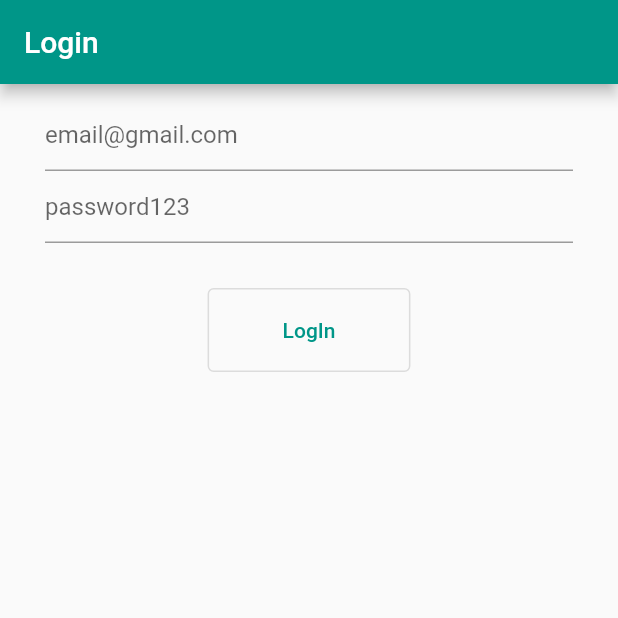
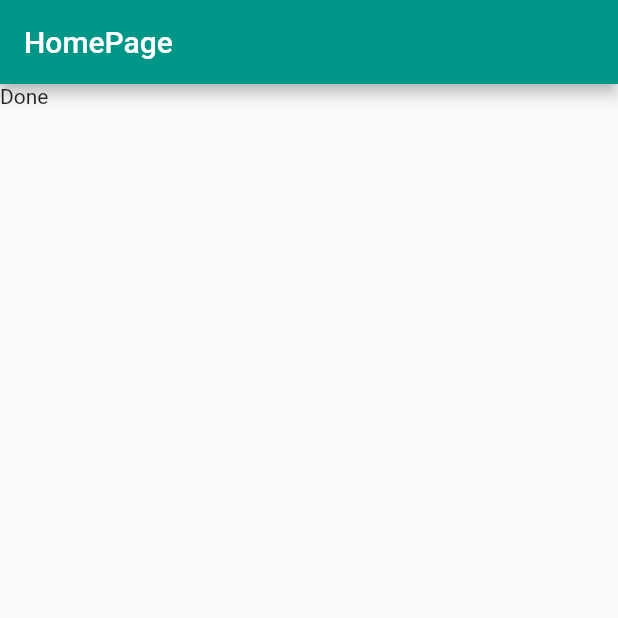
Before and after one commit to mobasaradev/todo_app, a Flutter app: the screen it shows after launch, on a phone screen of 412 x 824 dp, the top half of it. Run offline on Flutter 3.47's test engine with Material 2 defaults, Android fonts, the phone set to English and light mode, and no system bars; our stand-ins replace cloud_firestore, firebase_auth, firebase_core; accounts and stored records are empty.

Commit message:
create homepage

```diff
--- a/lib/main.dart
+++ b/lib/main.dart
@@ -1,7 +1,7 @@
 import 'package:firebase_core/firebase_core.dart';
 import 'package:flutter/material.dart';
 import 'package:todo_app/firebase_options.dart';
-import 'package:todo_app/pages/login.dart';
+import 'package:todo_app/pages/homepage.dart';
 
 void main() async {
   WidgetsFlutterBinding.ensureInitialized();
@@ -22,7 +22,7 @@ class MyApp extends StatelessWidget {
       theme: ThemeData(
         primarySwatch: Colors.teal,
       ),
-      home: const LogIn(),
+      home: const HomePage(),
     );
   }
 }
--- /dev/null
+++ b/lib/pages/homepage.dart
@@ -0,0 +1,29 @@
+import 'package:firebase_core/firebase_core.dart';
+import 'package:flutter/material.dart';
+import 'package:todo_app/firebase_options.dart';
+
+class HomePage extends StatelessWidget {
+  const HomePage({super.key});
+
+  @override
+  Widget build(BuildContext context) {
+    return Scaffold(
+      appBar: AppBar(
+        title: const Text("HomePage"),
+      ),
+      body: FutureBuilder(
+        future: Firebase.initializeApp(
+          options: DefaultFirebaseOptions.currentPlatform,
+        ),
+        builder: (context, snapshot) {
+          switch (snapshot.connectionState) {
+            case ConnectionState.done:
+              return const Text("Done");
+            default:
+              return const Text("Loading...");
+          }
+        },
+      ),
+    );
+  }
+}
--- a/lib/pages/login.dart
+++ b/lib/pages/login.dart
@@ -1,15 +1,17 @@
 import 'package:firebase_auth/firebase_auth.dart';
+import 'package:firebase_core/firebase_core.dart';
 import 'package:flutter/material.dart';
 import 'package:todo_app/firebase/auth.dart';
+import 'package:todo_app/firebase_options.dart';
 
-class LogIn extends StatefulWidget {
-  const LogIn({super.key});
+class LoginView extends StatefulWidget {
+  const LoginView({super.key});
 
   @override
-  State<LogIn> createState() => _LogInState();
+  State<LoginView> createState() => _LoginViewState();
 }
 
-class _LogInState extends State<LogIn> {
+class _LoginViewState extends State<LoginView> {
   AuthService auth = AuthService();
   final TextEditingController email = TextEditingController();
   final TextEditingController password = TextEditingController();
@@ -28,9 +30,15 @@ class _LogInState extends State<LogIn> {
         title: const Text("Login"),
       ),
       body: FutureBuilder(
+        future: Firebase.initializeApp(
+          options: DefaultFirebaseOptions.currentPlatform,
+        ),
         builder: (context, snapshot) {
+          switch (snapshot.connectionState) {
+            case ConnectionState.done:
               return Padding(
-            padding: const EdgeInsets.symmetric(horizontal: 30, vertical: 10),
+                padding:
+                    const EdgeInsets.symmetric(horizontal: 30, vertical: 10),
                 child: Column(
                   children: [
                     TextFormField(
@@ -41,7 +49,8 @@ class _LogInState extends State<LogIn> {
                     ),
                     TextFormField(
                       controller: password,
-                  decoration: const InputDecoration(hintText: "password123"),
+                      decoration:
+                          const InputDecoration(hintText: "password123"),
                       obscureText: true,
                     ),
                     const SizedBox(
@@ -64,7 +73,6 @@ class _LogInState extends State<LogIn> {
                             print("Wrong password");
                           }
                         } catch (e) {
-                      print("something is wrong");
                           print(e.runtimeType);
                           print(e);
                         }
@@ -79,6 +87,9 @@ class _LogInState extends State<LogIn> {
                   ],
                 ),
               );
+            default:
+              return const Text("Loading...");
+          }
         },
       ),
     );
--- a/pubspec.yaml
+++ b/pubspec.yaml
@@ -38,6 +38,7 @@ dependencies:
   cupertino_icons: ^1.0.2
   firebase_auth: ^3.11.0
   firebase_core: ^1.24.0
+  cloud_firestore: ^3.5.0
 
 dev_dependencies:
   flutter_test:
```
Also changed, not shown: lib/firebase/auth.dart (+13 -1 lines), lib/pages/register.dart (+44 -3 lines), pubspec.lock. Lines whose indentation alone changed are shown as unchanged.
